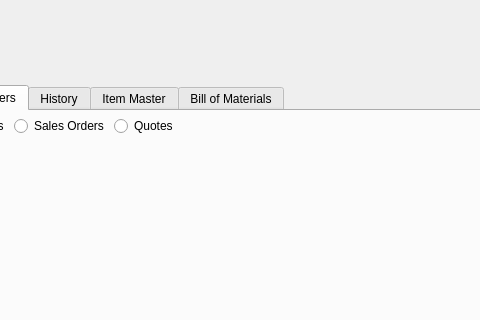
First picture: the form in guiclient/itemAvailabilityWorkbench.ui, repository Pegasus-RPG/xtuple-client, before the edit; both pictures show x 131 to 611 and y 0 to 320 of the 800 by 600 pixel window.
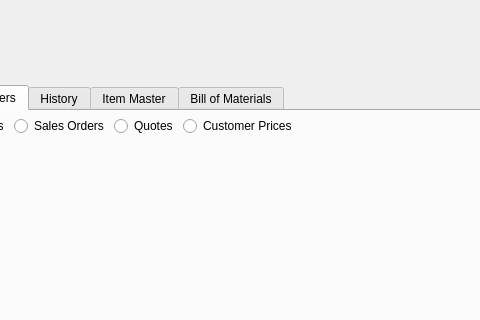
Second picture: the form after the edit. The open tabs and pages were chosen to show the change. Custom widgets are drawn as their Qt base class.

Commit message: Issue #9405:embed dspPricesByCustomer into itemAvailabilityWorkbench

Patch:
```diff
--- a/guiclient/itemAvailabilityWorkbench.ui
+++ b/guiclient/itemAvailabilityWorkbench.ui
@@ -202,6 +202,13 @@
              </property>
             </widget>
            </item>
+           <item>
+            <widget class="QRadioButton" name="_customerPricesButton">
+             <property name="text">
+              <string>Customer Prices</string>
+             </property>
+            </widget>
+           </item>
            <item>
             <spacer name="horizontalSpacer_2">
              <property name="orientation">
```
Left out of the diff: 3 changed lines with no effect on the pictures. The commit also changes 4 other files.
